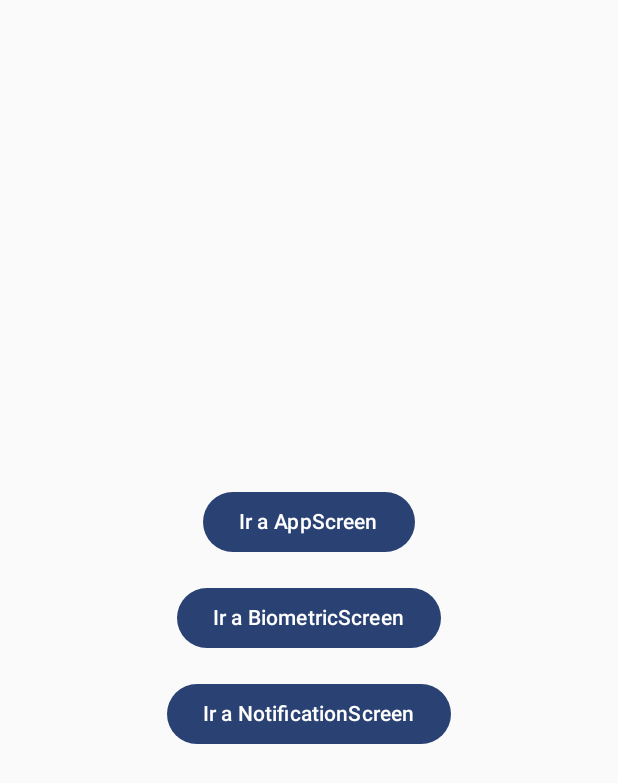
After one commit to Dester909/LittleProjectAndroid, an Android app built with Jetpack Compose: the MenuScreen screen opened through its navigation route, on a phone screen of 412 x 824 dp. The commit adds this screen. Shown: the top 783 px of the screen. Run offline under Robolectric (Android 15) with nearby library versions, the light colour scheme and no system bars.

```diff
--- a/app/build.gradle.kts
+++ b/app/build.gradle.kts
@@ -41,6 +41,8 @@ android {
 
 dependencies {
     implementation ("androidx.biometric:biometric:1.2.0-alpha05")
+    implementation("androidx.work:work-runtime-ktx:2.10.1")
+    implementation ("androidx.work:work-runtime:2.10.1")
 
     implementation(libs.androidx.core.ktx)
     implementation(libs.androidx.lifecycle.runtime.ktx)
@@ -61,4 +63,5 @@ dependencies {
     androidTestImplementation(libs.androidx.ui.test.junit4)
     debugImplementation(libs.androidx.ui.tooling)
     debugImplementation(libs.androidx.ui.test.manifest)
+
 }
--- a/app/src/main/java/com/example/littleprojectandroid/MainActivity.kt
+++ b/app/src/main/java/com/example/littleprojectandroid/MainActivity.kt
@@ -52,6 +52,9 @@ import com.example.littleprojectandroid.ui.screens.componentsScreen
 import com.example.littleprojectandroid.ui.theme.LittleProjectAndroidTheme
 import androidx.fragment.app.FragmentActivity
 import com.example.littleprojectandroid.ui.screens.BiometricScreen
+import androidx.navigation.navDeepLink
+import com.example.littleprojectandroid.ui.screens.MenuScreen
+import com.example.littleprojectandroid.ui.screens.NotificationScreen
 
 class MainActivity : FragmentActivity() {
     override fun onCreate(savedInstanceState: Bundle?) {
@@ -193,12 +196,13 @@ class MainActivity : FragmentActivity() {
     }
     @Composable
     fun SetupNavGraph(navController: NavHostController){
-        NavHost(navController = navController, startDestination = "biometric_screen"){
+        NavHost(navController = navController, startDestination = "MenuScreen"){
             composable("MainMenu"){MainMenuScreen(navController)}
             composable("HomeScreen"){ HomeScreen(navController)}
             composable("ScreenTest"){ ScreenTest(navController) }
             composable("NetflixScreen") { NetflixScreen(navController)}
             composable("componentsScreen") { componentsScreen(navController)}
+            composable("MenuScreen") { MenuScreen(navController)}
             composable("AppScreen") { AppScreen(navController)}
             composable("biometric_screen") {
                 val context = LocalContext.current
@@ -206,6 +210,14 @@ class MainActivity : FragmentActivity() {
                     Toast.makeText(context, "¡Autenticación exitosa!", Toast.LENGTH_SHORT).show()
                 })
             }
+            composable(
+                route = "notifScreen",
+                deepLinks = listOf(navDeepLink { uriPattern = "app://notificacion"
+                })
+            ) {
+                NotificationScreen(navController)
+            }
+
 
 
         }
--- /dev/null
+++ b/app/src/main/java/com/example/littleprojectandroid/ui/screens/MenuScreen.kt
@@ -0,0 +1,46 @@
+package com.example.littleprojectandroid.ui.screens
+
+import android.widget.Toast
+import androidx.compose.foundation.layout.*
+import androidx.compose.material3.*
+import androidx.compose.runtime.Composable
+import androidx.compose.ui.Alignment
+import androidx.compose.ui.Modifier
+import androidx.compose.ui.platform.LocalContext
+import androidx.compose.ui.unit.dp
+import androidx.navigation.NavController
+
+@Composable
+fun MenuScreen(navController: NavController) {
+    val context = LocalContext.current
+
+    Column(
+        modifier = Modifier
+            .fillMaxSize()
+            .padding(16.dp),
+        verticalArrangement = Arrangement.spacedBy(16.dp, Alignment.CenterVertically),
+        horizontalAlignment = Alignment.CenterHorizontally
+    ) {
+        Button(onClick = {
+            navController.navigate("AppScreen")
+        }) {
+            Text("Ir a AppScreen")
+        }
+
+        Button(onClick = {
+            navController.navigate("biometric_screen")
+        }) {
+            Text("Ir a BiometricScreen")
+        }
+
+        Button(onClick = {
+            try {
+                navController.navigate("notifScreen")
+            } catch (e: Exception) {
+                Toast.makeText(context, "Error al abrir la pantalla de notificación", Toast.LENGTH_SHORT).show()
+            }
+        }) {
+            Text("Ir a NotificationScreen")
+        }
+    }
+}
```
Also changed, not shown: app/src/main/AndroidManifest.xml (+9 -0 lines), app/src/main/java/com/example/littleprojectandroid/ui/screens/NotificationScreen.kt (added, +159 -0 lines).
